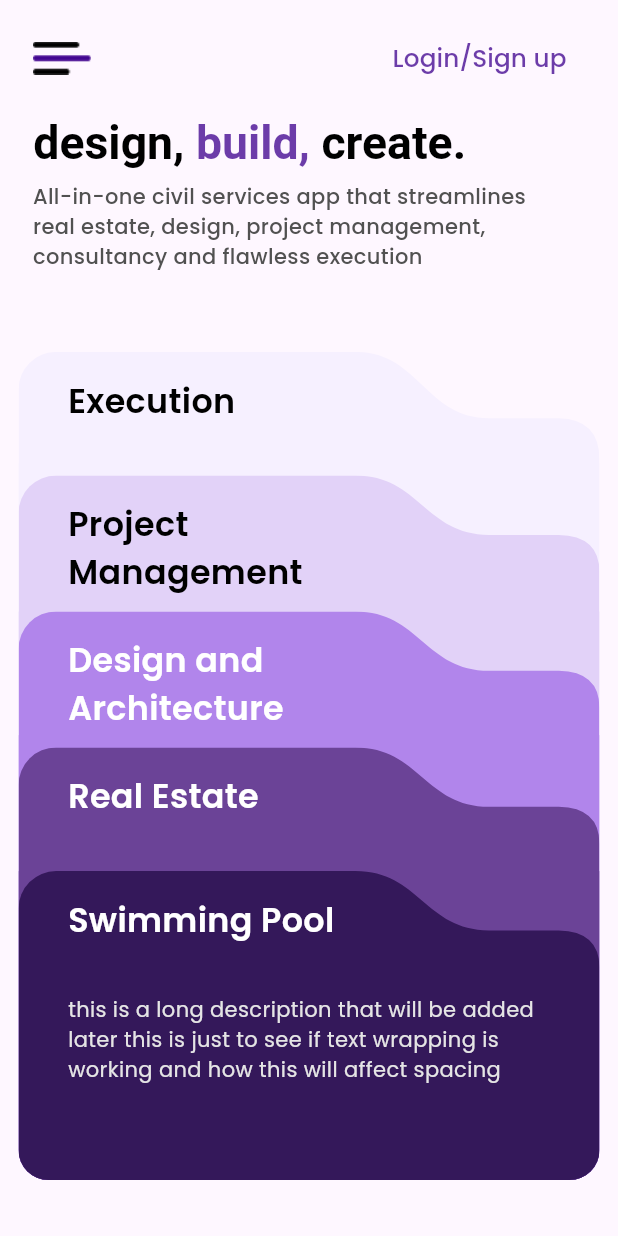
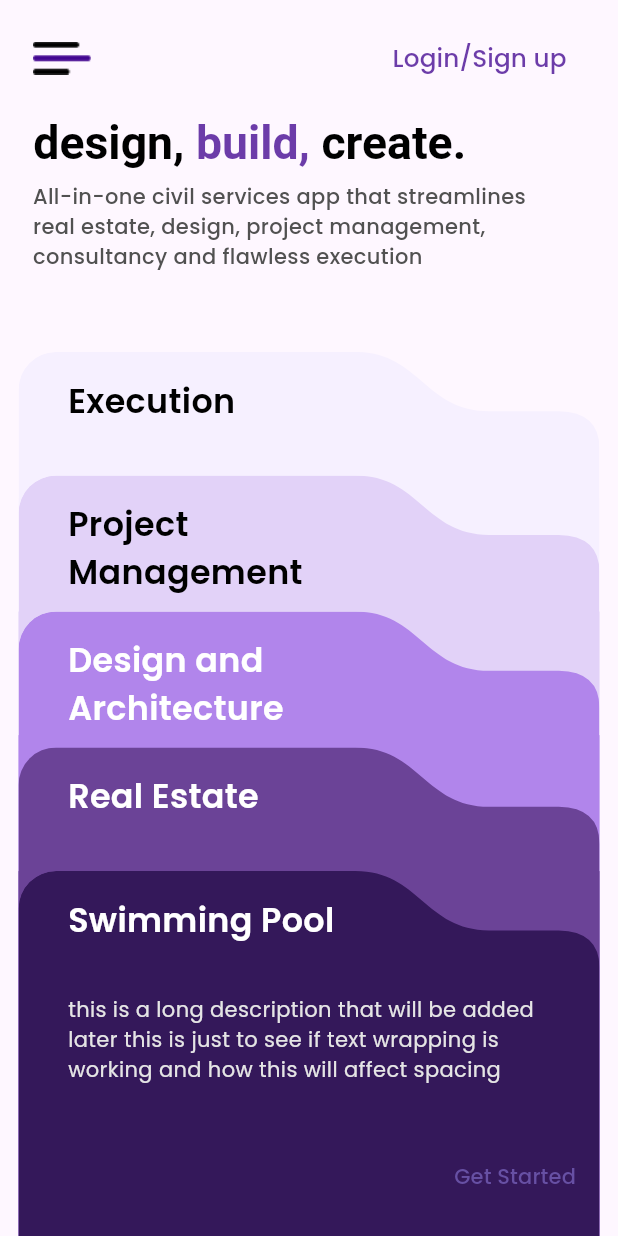
Before and after one commit to HariRags/MYCE, a Flutter app: the screen it shows after launch, on a phone screen of 412 x 824 dp. Run offline on Flutter 3.47's test engine with Material 3 defaults, Android fonts, the phone set to English and light mode, and no system bars.

Commit message:
animation added, clip behaviour of parent folder widget needs to be adjusted

```diff
--- a/lib/pages/homepage.dart
+++ b/lib/pages/homepage.dart
@@ -1,4 +1,7 @@
+import 'package:flutter/cupertino.dart';
 import 'package:flutter/material.dart';
+import 'package:flutter/rendering.dart';
+import 'package:flutter/widgets.dart';
 import '../utilities/responsive.dart';
 import '../widgets/folders.dart';
 
@@ -10,14 +13,27 @@ class HomePage extends StatefulWidget {
 }
 
 class _HomePageState extends State<HomePage> {
+  Offset offset = Offset.zero;
   @override
   Widget build(BuildContext context) {
     const Color customPurple = Color(0xFF6C3CA9);
     const Color customGrey = Color(0xFF515151);
+
     var leftSpacing = Responsive.width(5.3, context);
     return Material(
       child: SafeArea(
         child: Scaffold(
+          floatingActionButton: TextButton(
+            child: Text('Get Started'),
+            onPressed: () {
+              setState(() {
+                if(offset == Offset(0,0))
+                offset = Offset(0,-1);
+                else
+                offset = Offset(0,0);
+              });
+            },
+          ),
             body: Column(
           children: [
             Padding(
@@ -97,14 +113,18 @@ class _HomePageState extends State<HomePage> {
             Container(
                 height: Responsive.height(67, context),
                 width: Responsive.width(94, context),
-                child:  ClipRRect(
-                  borderRadius: BorderRadius.circular(20),
-                  child: Expanded(
-                    child: Stack(
+                child:  Stack(
                   clipBehavior: Clip.none,
-                      fit: StackFit.expand,
                   alignment: Alignment.topCenter,
-                      children: [ const Folders(
+                  children: [
+                    Positioned(
+                    top: Responsive.height(0, context),
+                    child: Container(
+                      height: Responsive.height(60, context),
+                      width: Responsive.width(94, context),
+                      child: ClipRRect(
+                        borderRadius: BorderRadius.circular(25),
+                        child: const Folders(
                           title: 'Execution',
                           titleColor: Colors.black,
                           color: Color(0xFFF6F0FF),
@@ -113,18 +133,34 @@ class _HomePageState extends State<HomePage> {
                           buttonTextColor: Colors.black,
                           buttonText: ['Commercial', 'Residential', 'Industrial'],
                         ),
+                      ),
+                    ),
+                  ),
                   Positioned(
                     top: Responsive.height(9, context),
+                    child: Transform.translate(
+                      offset: offset,
+                      child: ClipRRect(
+                        borderRadius: BorderRadius.circular(25),
                         child: Container(
                         height: Responsive.height(60, context),
                         width: Responsive.width(94, context),
+
                         color:  const Color(0xFFF6F0FF),
+                                              ),
+                      ),
                     )),
                   Positioned(
                     top: Responsive.height(10, context),
+                    child: AnimatedSlide(
+                       offset: offset,
+                      duration: const Duration(milliseconds: 5000),
+                      curve: Curves.easeInOut,
                       child: Container(
                       height: Responsive.height(60, context),
                       width: Responsive.width(94, context),
+                      child: ClipRRect(
+                        borderRadius: BorderRadius.circular(25),
                         child: const Folders(
                         title: 'Project \nManagement',
                         titleColor: Colors.black,
@@ -133,19 +169,24 @@ class _HomePageState extends State<HomePage> {
                         buttonColor: Color(0xFFDABEFF),
                         buttonTextColor: Colors.black,
                         buttonText: ['Project','Property'],
+                                          ),
                       ),),
+                    ),
                   ),
                   Positioned(top: Responsive.height(21, context),
                   child: Container(
                     height: Responsive.height(60, context),
                     width: Responsive.width(94, context),
                     color:  const Color(0xFFE2D2F8),
+                    child: ClipRRect(borderRadius: BorderRadius.circular(25) ,),
                   )),
                   Positioned(
                     top: Responsive.height(21, context),
                     child: Container(
                     height: Responsive.height(60, context),
                     width: Responsive.width(94, context),
+                    child: ClipRRect(
+                      borderRadius: BorderRadius.circular(25),
                       child: const Folders(
                       title: 'Design and\nArchitecture',
                       titleColor: Colors.white,
@@ -154,6 +195,7 @@ class _HomePageState extends State<HomePage> {
                       buttonColor: Color(0xFFA176D9),
                       buttonTextColor: Colors.white,
                       buttonText: ['House','Commericial','Industrial'],
+                                        ),
                     ),),
                   ),
                    Positioned(top: Responsive.height(31, context),
@@ -161,6 +203,7 @@ class _HomePageState extends State<HomePage> {
                     height: Responsive.height(60, context),
                     width: Responsive.width(94, context),
                     color:  const Color(0xFFB185EB),
+                    child: ClipRRect(borderRadius: BorderRadius.circular(25) ,),
                   )),
                   Positioned(
                     top: Responsive.height(32, context),
@@ -191,6 +234,8 @@ class _HomePageState extends State<HomePage> {
                     child: Container(
                     height: Responsive.height(60, context),
                     width: Responsive.width(94, context),
+                    child: ClipRRect(
+                      borderRadius: BorderRadius.circular(25),
                       child: const Folders(
                       title: 'Swimming Pool',
                       titleColor: Colors.white,
@@ -200,11 +245,10 @@ class _HomePageState extends State<HomePage> {
                       buttonColor: Color(0xFF5E2A8A),
                       buttonTextColor: Colors.white,
                       buttonText: [],
+                                        ),
                     ),),
                   ),
-                              ]),
-                  ),
-                )),
+                          ])),
           ],
         )),
       ),
```
Lines whose indentation alone changed are shown as unchanged.
